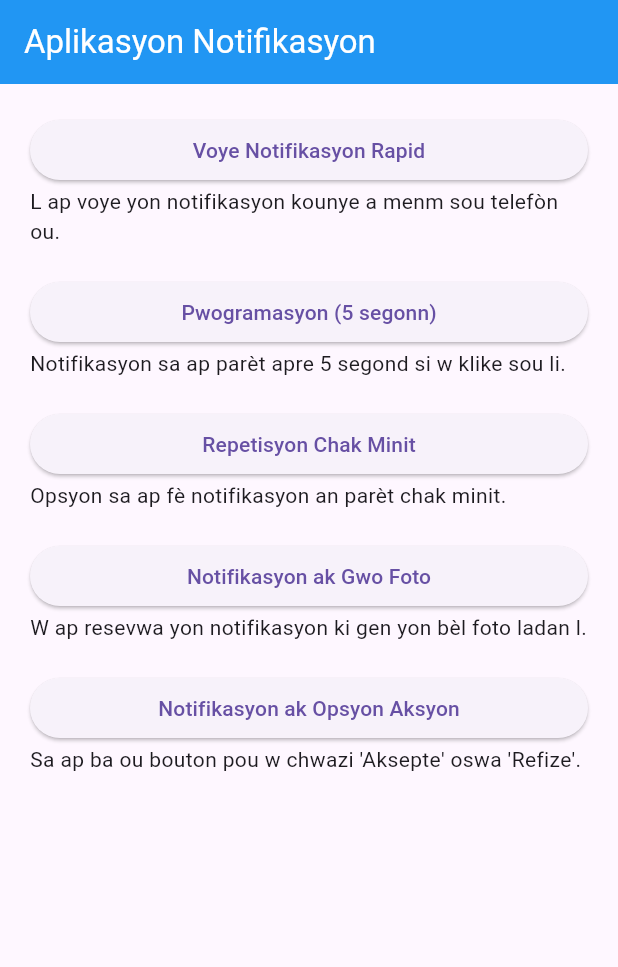
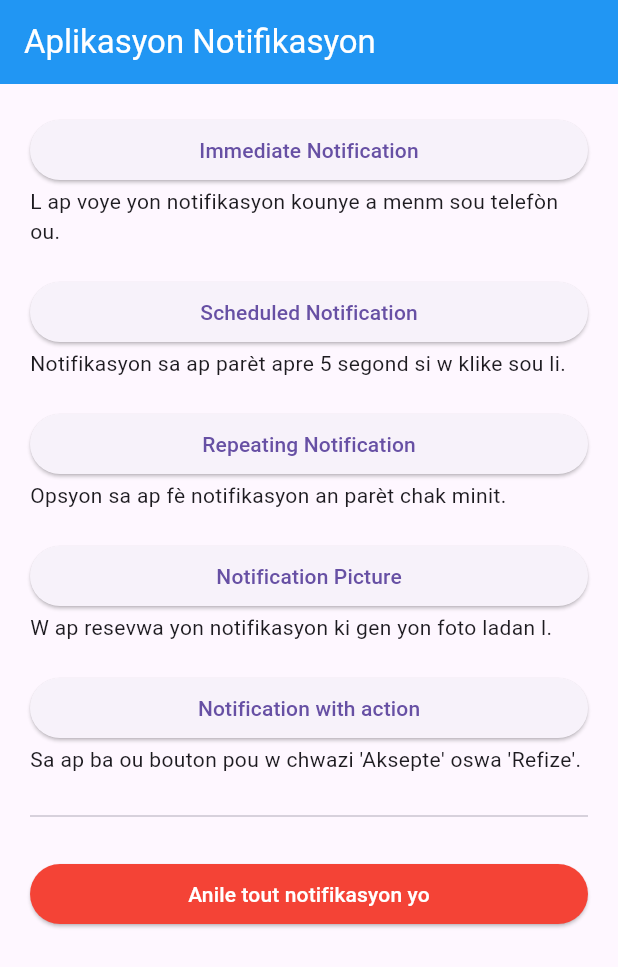
Before and after one commit to DeclerusAllen/tp8, a Flutter app: the screen it shows after launch, on a phone screen of 412 x 824 dp. Shown: the top 967 px of the screen. Run offline on Flutter 3.47's test engine with Material 3 defaults, Android fonts, the phone set to English and light mode, and no system bars; our stand-ins replace flutter_local_notifications, timezone.

Commit message:
ajoute bouton anile a

```diff
--- a/lib/main.dart
+++ b/lib/main.dart
@@ -28,37 +28,51 @@ class MyApp extends StatelessWidget {
           children: [
             ElevatedButton(
               onPressed: () => service.showNotification(),
-              child: const Text("Voye Notifikasyon Rapid"),
+              child: const Text("Immediate Notification"),
             ),
             const Text("L ap voye yon notifikasyon kounye a menm sou telefòn ou."),
             const SizedBox(height: 20),
 
             ElevatedButton(
               onPressed: () => service.scheduleNotification(),
-              child: const Text("Pwogramasyon (5 segonn)"),
+              child: const Text("Scheduled Notification"),
             ),
             const Text("Notifikasyon sa ap parèt apre 5 segond si w klike sou li."),
             const SizedBox(height: 20),
 
             ElevatedButton(
               onPressed: () => service.repeatNotification(),
-              child: const Text("Repetisyon Chak Minit"),
+              child: const Text("Repeating Notification"),
             ),
             const Text("Opsyon sa ap fè notifikasyon an parèt chak minit."),
             const SizedBox(height: 20),
 
             ElevatedButton(
               onPressed: () => service.showBigImageNotification(),
-              child: const Text("Notifikasyon ak Gwo Foto"),
+              child: const Text("Notification Picture"),
             ),
-            const Text("W ap resevwa yon notifikasyon ki gen yon bèl foto ladan l."),
+            const Text("W ap resevwa yon notifikasyon ki gen yon foto ladan l."),
             const SizedBox(height: 20),
 
             ElevatedButton(
               onPressed: () => service.showNotificationWithActions(),
-              child: const Text("Notifikasyon ak Opsyon Aksyon"),
+              child: const Text("Notification with action"),
             ),
             const Text("Sa ap ba ou bouton pou w chwazi 'Aksepte' oswa 'Refize'."),
+
+            const Padding(
+              padding: EdgeInsets.symmetric(vertical: 20),
+              child: Divider(),
+            ),
+
+            ElevatedButton(
+              onPressed: () => service.cancelAll(),
+              style: ElevatedButton.styleFrom(
+                backgroundColor: Colors.red,
+                foregroundColor: Colors.white,
+              ),
+              child: const Text("Anile tout notifikasyon yo"),
+            ),
           ],
         ),
       ),
```
